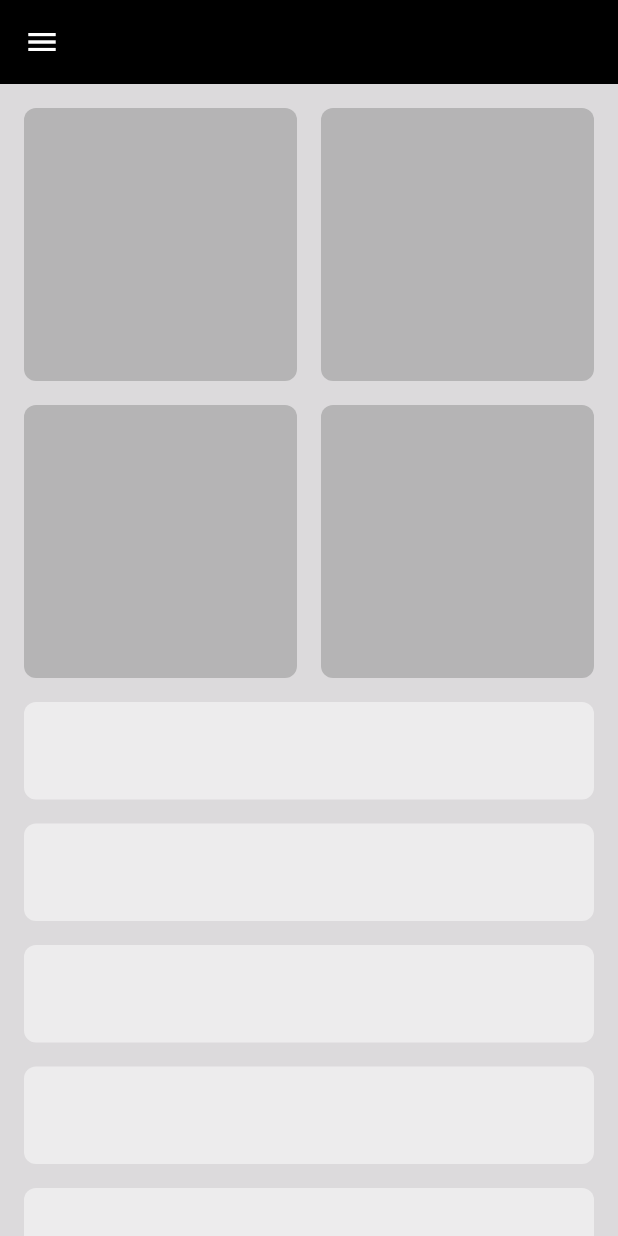
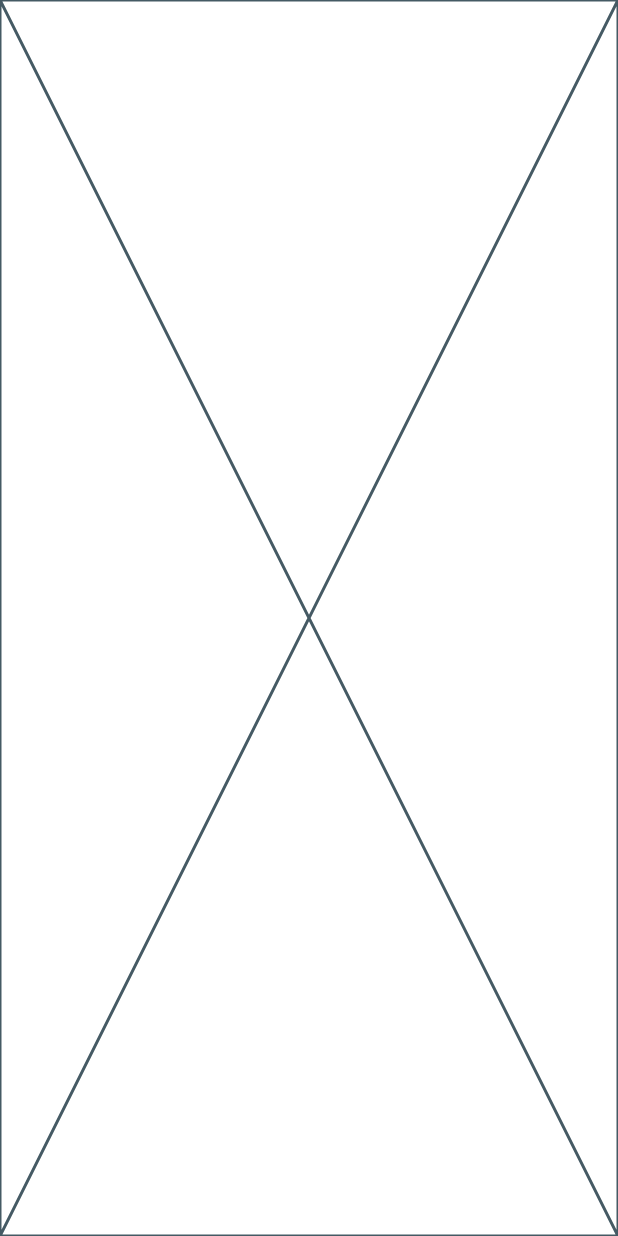
Before and after one commit to KingNarmar/adaptaive_app, a Flutter app: the screen it shows after launch, on a phone screen of 412 x 824 dp. Run offline on Flutter 3.47's test engine with Material 3 defaults, Android fonts, the phone set to English and light mode, and no system bars.

Commit message:
Start From the begining

```diff
--- a/lib/screens/home_screen.dart
+++ b/lib/screens/home_screen.dart
@@ -1,36 +1,10 @@
-import 'package:adaptaive_app/widgets/custom_drawer.dart';
-import 'package:adaptaive_app/widgets/home_screen_body.dart';
 import 'package:flutter/material.dart';
 
-class HomeScreen extends StatefulWidget {
+class HomeScreen extends StatelessWidget {
   const HomeScreen({super.key});
 
   @override
-  State<HomeScreen> createState() => _HomeScreenState();
-}
-
-class _HomeScreenState extends State<HomeScreen> {
-  GlobalKey<ScaffoldState> scaffoldKey = GlobalKey();
-
-  @override
   Widget build(BuildContext context) {
-    return Scaffold(
-      key: scaffoldKey,
-      drawer: const CustomDrawer(),
-      backgroundColor: const Color(0xffDCDADC),
-      appBar: AppBar(
-        leading: IconButton(
-          onPressed: () {
-            scaffoldKey.currentState!.openDrawer();
-          },
-          icon: const Icon(
-            Icons.menu,
-            color: Colors.white,
-          ),
-        ),
-        backgroundColor: Colors.black,
-      ),
-      body: const HomeScreenBody(),
-    );
+    return const Placeholder();
   }
 }
--- a/lib/widgets/custom_item.dart
+++ /dev/null
@@ -1,16 +0,0 @@
-import 'package:flutter/material.dart';
-
-class CustomItem extends StatelessWidget {
-  const CustomItem({
-    super.key,
-  });
-
-  @override
-  Widget build(BuildContext context) {
-    return Container(
-      decoration: BoxDecoration(
-          color: const Color(0xffB5B4B5),
-          borderRadius: BorderRadius.circular(8)),
-    );
-  }
-}
--- a/lib/widgets/custom_item2.dart
+++ /dev/null
@@ -1,15 +0,0 @@
-import 'package:flutter/material.dart';
-
-class CustomItem2 extends StatelessWidget {
-  const CustomItem2({super.key});
-
-  @override
-  Widget build(BuildContext context) {
-    return Container(
-      height: 65,
-      decoration: BoxDecoration(
-          color: const Color(0xffEDECED),
-          borderRadius: BorderRadius.circular(8)),
-    );
-  }
-}
--- a/lib/widgets/home_screen_body.dart
+++ /dev/null
@@ -1,25 +0,0 @@
-import 'package:adaptaive_app/widgets/desktop_layout.dart';
-import 'package:flutter/material.dart';
-
-import 'mobile_layout.dart';
-import 'tablet_layout.dart';
-
-class HomeScreenBody extends StatelessWidget {
-  const HomeScreenBody({super.key});
-
-  @override
-  Widget build(BuildContext context) {
-    return Padding(
-      padding: const EdgeInsets.symmetric(horizontal: 16),
-      child: LayoutBuilder(builder: (context, constraints) {
-        if (constraints.maxWidth < 600) {
-          return const MobileLayout();
-        } else if (constraints.maxWidth < 900) {
-          return const TabletLayout();
-        } else {
-          return const DesktopLayout();
-        }
-      }),
-    );
-  }
-}
--- a/lib/widgets/mobile_layout.dart
+++ /dev/null
@@ -1,28 +0,0 @@
-
-
-
-import 'package:flutter/material.dart';
-
-import 'custom_sliver_grid.dart';
-import 'custom_sliver_list.dart';
-
-class MobileLayout extends StatelessWidget {
-  const MobileLayout({
-    super.key,
-  });
-
-  @override
-  Widget build(BuildContext context) {
-    return const CustomScrollView(
-      slivers: [
-        SliverToBoxAdapter(
-          child: SizedBox(
-            height: 16,
-          ),
-        ),
-        CustomSliverGrid(),
-        CustomSliverList()
-      ],
-    );
-  }
-}
```
Also changed, not shown: lib/models/drawer_item_model.dart (deleted, +0 -8 lines), lib/widgets/custom_drawer.dart (deleted, +0 -34 lines), lib/widgets/custom_drawer_items_list_view.dart (deleted, +0 -25 lines), lib/widgets/custom_list.dart (deleted, +0 -27 lines), lib/widgets/custom_sliver_grid.dart (deleted, +0 -23 lines), lib/widgets/custom_sliver_list.dart (deleted, +0 -19 lines), lib/widgets/desktop_layout.dart (deleted, +0 -17 lines), lib/widgets/drawer_item.dart (deleted, +0 -17 lines), lib/widgets/tablet_layout.dart (deleted, +0 -23 lines), pubspec.lock.
